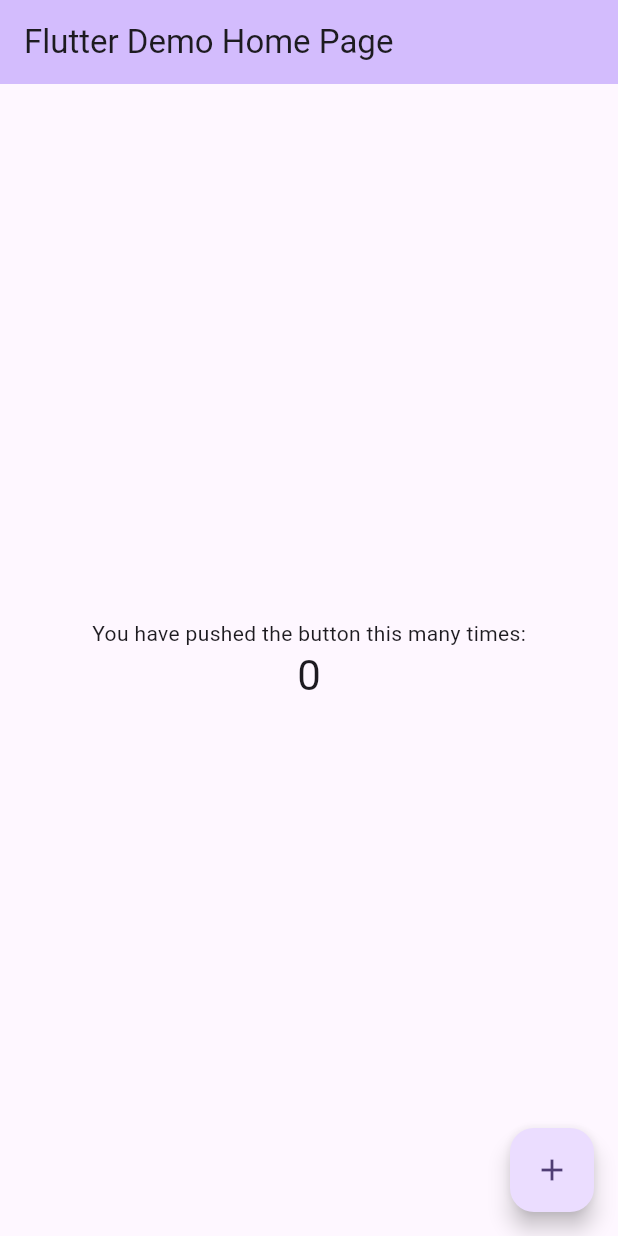
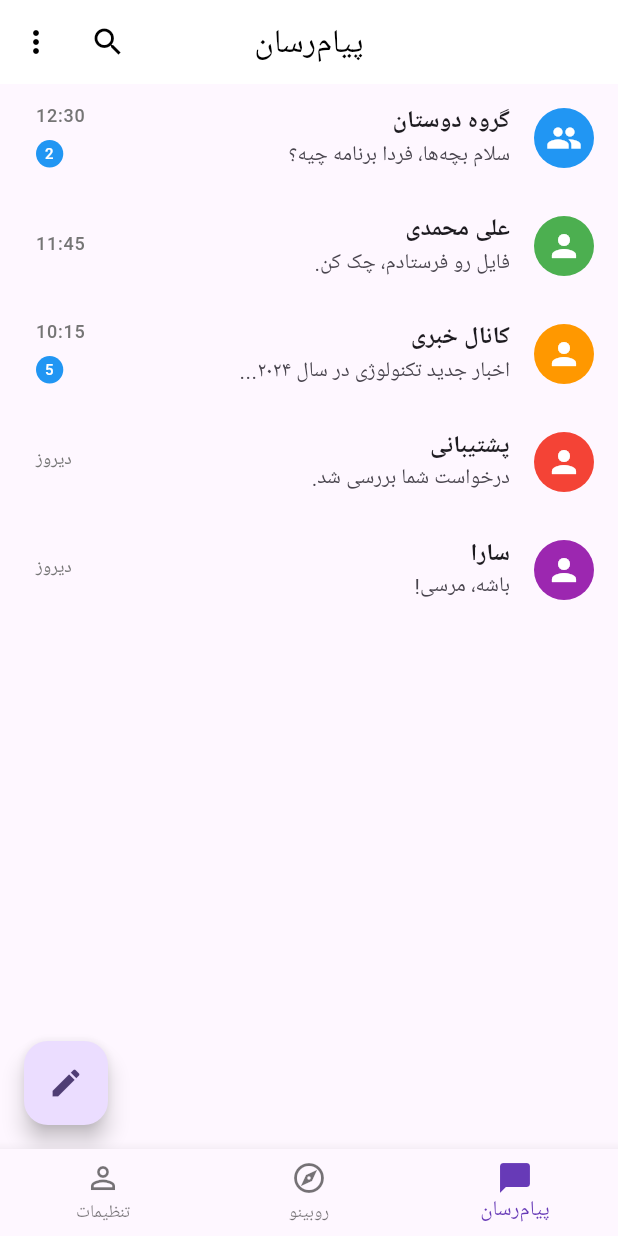
Before and after one commit to could-ai/019aa6e5-2903-724a-aedd-5757d7db45b0, a Flutter app: the screen it shows after launch, on a phone screen of 412 x 824 dp. Run offline on Flutter 3.47's test engine with Material 3 defaults, Android fonts, the phone set to English and light mode, and no system bars.

Commit message:
Added flutter_localizations and intl dependencies to support Persian language and RTL layout.; Configured MaterialApp with Persian localization (RTL), theme colors similar to Rubika, and defined application routes.; Created the main shell with BottomNavigationBar to switch between Messenger, Feed (Rubino), and Settings tabs.; Implemented the Chat List tab showing mock conversations with avatars, last messages, timestamps, and unread counts.; Implemented the Chat Detail screen with message bubbles, input field, and send functionality. Supports RTL message alignment.; Implemented a placeholder Feed tab (Rubino) resembling an Instagram feed with posts, images placeholders, and action buttons.; Implemented the Settings/Profile tab with user header and list of configuration options.

```diff
--- /dev/null
+++ b/usr/lib/home_page.dart
@@ -0,0 +1,60 @@
+import 'package:flutter/material.dart';
+import 'package:couldai_user_app/tabs/chats_tab.dart';
+import 'package:couldai_user_app/tabs/feed_tab.dart';
+import 'package:couldai_user_app/tabs/settings_tab.dart';
+
+class HomePage extends StatefulWidget {
+  const HomePage({super.key});
+
+  @override
+  State<HomePage> createState() => _HomePageState();
+}
+
+class _HomePageState extends State<HomePage> {
+  int _selectedIndex = 0;
+
+  final List<Widget> _pages = [
+    const ChatsTab(),
+    const FeedTab(),
+    const SettingsTab(),
+  ];
+
+  void _onItemTapped(int index) {
+    setState(() {
+      _selectedIndex = index;
+    });
+  }
+
+  @override
+  Widget build(BuildContext context) {
+    return Scaffold(
+      body: IndexedStack(
+        index: _selectedIndex,
+        children: _pages,
+      ),
+      bottomNavigationBar: BottomNavigationBar(
+        items: const <BottomNavigationBarItem>[
+          BottomNavigationBarItem(
+            icon: Icon(Icons.chat_bubble_outline),
+            activeIcon: Icon(Icons.chat_bubble),
+            label: 'پیام‌رسان',
+          ),
+          BottomNavigationBarItem(
+            icon: Icon(Icons.explore_outlined),
+            activeIcon: Icon(Icons.explore),
+            label: 'روبینو',
+          ),
+          BottomNavigationBarItem(
+            icon: Icon(Icons.person_outline),
+            activeIcon: Icon(Icons.person),
+            label: 'تنظیمات',
+          ),
+        ],
+        currentIndex: _selectedIndex,
+        selectedItemColor: Theme.of(context).primaryColor,
+        onTap: _onItemTapped,
+        type: BottomNavigationBarType.fixed,
+      ),
+    );
+  }
+}
--- a/usr/lib/main.dart
+++ b/usr/lib/main.dart
@@ -1,123 +1,51 @@
 import 'package:flutter/material.dart';
+import 'package:flutter_localizations/flutter_localizations.dart';
+import 'package:couldai_user_app/home_page.dart';
+import 'package:couldai_user_app/screens/chat_screen.dart';
 
 void main() {
-  runApp(const MyApp());
+  runApp(const RubikaCloneApp());
 }
 
-class MyApp extends StatelessWidget {
-  const MyApp({super.key});
+class RubikaCloneApp extends StatelessWidget {
+  const RubikaCloneApp({super.key});
 
-  // This widget is the root of your application.
   @override
   Widget build(BuildContext context) {
     return MaterialApp(
-      title: 'Flutter Demo',
+      title: 'روبیکا',
       debugShowCheckedModeBanner: false,
+      // تنظیمات زبان فارسی
+      locale: const Locale('fa', 'IR'),
+      localizationsDelegates: const [
+        GlobalMaterialLocalizations.delegate,
+        GlobalWidgetsLocalizations.delegate,
+        GlobalCupertinoLocalizations.delegate,
+      ],
+      supportedLocales: const [
+        Locale('fa', 'IR'), // Farsi
+        Locale('en', 'US'), // English
+      ],
       theme: ThemeData(
-        // This is the theme of your application.
-        //
-        // TRY THIS: Try running your application with "flutter run". You'll see
-        // the application has a purple toolbar. Then, without quitting the app,
-        // try changing the seedColor in the colorScheme below to Colors.green
-        // and then invoke "hot reload" (save your changes or press the "hot
-        // reload" button in a Flutter-supported IDE, or press "r" if you used
-        // the command line to start the app).
-        //
-        // Notice that the counter didn't reset back to zero; the application
-        // state is not lost during the reload. To reset the state, use hot
-        // restart instead.
-        //
-        // This works for code too, not just values: Most code changes can be
-        // tested with just a hot reload.
-        colorScheme: ColorScheme.fromSeed(seedColor: Colors.deepPurple),
+        colorScheme: ColorScheme.fromSeed(
+          seedColor: const Color(0xFF673AB7), // رنگ بنفش مشابه روبیکا
+          primary: const Color(0xFF673AB7),
+          secondary: const Color(0xFF03A9F4),
+        ),
+        useMaterial3: true,
+        fontFamily: 'Roboto', // در پروژه واقعی فونت وزیر یا ایران‌سنس استفاده می‌شود
+        appBarTheme: const AppBarTheme(
+          centerTitle: true,
+          backgroundColor: Colors.white,
+          foregroundColor: Colors.black,
+          elevation: 0,
+        ),
       ),
       initialRoute: '/',
       routes: {
-        '/': (context) => const MyHomePage(title: 'Flutter Demo Home Page'),
+        '/': (context) => const HomePage(),
+        '/chat': (context) => const ChatScreen(),
       },
     );
   }
 }
-
-class MyHomePage extends StatefulWidget {
-  const MyHomePage({super.key, required this.title});
-
-  // This widget is the home page of your application. It is stateful, meaning
-  // that it has a State object (defined below) that contains fields that affect
-  // how it looks.
-
-  // This class is the configuration for the state. It holds the values (in this
-  // case the title) provided by the parent (in this case the App widget) and
-  // used by the build method of the State. Fields in a Widget subclass are
-  // always marked "final".
-
-  final String title;
-
-  @override
-  State<MyHomePage> createState() => _MyHomePageState();
-}
-
-class _MyHomePageState extends State<MyHomePage> {
-  int _counter = 0;
-
-  void _incrementCounter() {
-    setState(() {
-      // This call to setState tells the Flutter framework that something has
-      // changed in this State, which causes it to rerun the build method below
-      // so that the display can reflect the updated values. If we changed
-      // _counter without calling setState(), then the build method would not be
-      // called again, and so nothing would appear to happen.
-      _counter++;
-    });
-  }
-
-  @override
-  Widget build(BuildContext context) {
-    // This method is rerun every time setState is called, for instance as done
-    // by the _incrementCounter method above.
-    //
-    // The Flutter framework has been optimized to make rerunning build methods
-    // fast, so that you can just rebuild anything that needs updating rather
-    // than having to individually change instances of widgets.
-    return Scaffold(
-      appBar: AppBar(
-        // TRY THIS: Try changing the color here to a specific color (to
-        // Colors.amber, perhaps?) and trigger a hot reload to see the AppBar
-        // change color while the other colors stay the same.
-        backgroundColor: Theme.of(context).colorScheme.inversePrimary,
-        // Here we take the value from the MyHomePage object that was created by
-        // the App.build method, and use it to set our appbar title.
-        title: Text(widget.title),
-      ),
-      body: Center(
-        // Center is a layout widget. It takes a single child and positions it
-        // in the middle of the parent.
-        child: Column(
-          // Column is also a layout widget. It takes a list of children and
-          // arranges them vertically. By default, it sizes itself to fit its
-          // children horizontally, and tries to be as tall as its parent.
-          //
-          // Column has various properties to control how it sizes itself and
-          // how it positions its children. Here we use mainAxisAlignment to
-          // center the children vertically; the main axis here is the vertical
-          // axis because Columns are vertical (the cross axis would be
-          // horizontal).
-          //
-          // TRY THIS: Invoke "debug painting" (choose the "Toggle Debug Paint"
-          // action in the IDE, or press "p" in the console), to see the
-          // wireframe for each widget.
-          mainAxisAlignment: MainAxisAlignment.center,
-          children: <Widget>[
-            const Text('You have pushed the button this many times:'),
-            Text('$_counter', style: Theme.of(context).textTheme.headlineMedium),
-          ],
-        ),
-      ),
-      floatingActionButton: FloatingActionButton(
-        onPressed: _incrementCounter,
-        tooltip: 'Increment',
-        child: const Icon(Icons.add),
-      ), // This trailing comma makes auto-formatting nicer for build methods.
-    );
-  }
-}
--- /dev/null
+++ b/usr/lib/tabs/chats_tab.dart
@@ -0,0 +1,120 @@
+import 'package:flutter/material.dart';
+
+class ChatsTab extends StatelessWidget {
+  const ChatsTab({super.key});
+
+  @override
+  Widget build(BuildContext context) {
+    // داده‌های ساختگی برای لیست چت
+    final List<Map<String, dynamic>> chats = [
+      {
+        'name': 'گروه دوستان',
+        'message': 'سلام بچه‌ها، فردا برنامه چیه؟',
+        'time': '12:30',
+        'avatar': Colors.blue,
+        'unread': 2,
+        'isGroup': true,
+      },
+      {
+        'name': 'علی محمدی',
+        'message': 'فایل رو فرستادم، چک کن.',
+        'time': '11:45',
+        'avatar': Colors.green,
+        'unread': 0,
+        'isGroup': false,
+      },
+      {
+        'name': 'کانال خبری',
+        'message': 'اخبار جدید تکنولوژی در سال ۲۰۲۴...',
+        'time': '10:15',
+        'avatar': Colors.orange,
+        'unread': 5,
+        'isGroup': false,
+      },
+      {
+        'name': 'پشتیبانی',
+        'message': 'درخواست شما بررسی شد.',
+        'time': 'دیروز',
+        'avatar': Colors.red,
+        'unread': 0,
+        'isGroup': false,
+      },
+      {
+        'name': 'سارا',
+        'message': 'باشه، مرسی!',
+        'time': 'دیروز',
+        'avatar': Colors.purple,
+        'unread': 0,
+        'isGroup': false,
+      },
+    ];
+
+    return Scaffold(
+      appBar: AppBar(
+        title: const Text('پیام‌رسان'),
+        actions: [
+          IconButton(onPressed: () {}, icon: const Icon(Icons.search)),
+          IconButton(onPressed: () {}, icon: const Icon(Icons.more_vert)),
+        ],
+      ),
+      body: ListView.builder(
+        itemCount: chats.length,
+        itemBuilder: (context, index) {
+          final chat = chats[index];
+          return ListTile(
+            leading: CircleAvatar(
+              backgroundColor: chat['avatar'],
+              child: Icon(
+                chat['isGroup'] ? Icons.group : Icons.person,
+                color: Colors.white,
+              ),
+            ),
+            title: Text(
+              chat['name'],
+              style: const TextStyle(fontWeight: FontWeight.bold),
+            ),
+            subtitle: Text(
+              chat['message'],
+              maxLines: 1,
+              overflow: TextOverflow.ellipsis,
+            ),
+            trailing: Column(
+              mainAxisAlignment: MainAxisAlignment.center,
+              crossAxisAlignment: CrossAxisAlignment.end,
+              children: [
+                Text(
+                  chat['time'],
+                  style: TextStyle(color: Colors.grey[600], fontSize: 12),
+                ),
+                const SizedBox(height: 4),
+                if (chat['unread'] > 0)
+                  Container(
+                    padding: const EdgeInsets.all(6),
+                    decoration: const BoxDecoration(
+                      color: Colors.blue,
+                      shape: BoxShape.circle,
+                    ),
+                    child: Text(
+                      '${chat['unread']}',
+                      style: const TextStyle(color: Colors.white, fontSize: 10),
+                    ),
+                  ),
+              ],
+            ),
+            onTap: () {
+              Navigator.pushNamed(
+                context,
+                '/chat',
+                arguments: {'name': chat['name']},
+              );
+            },
+          );
+        },
+      ),
+      floatingActionButton: FloatingActionButton(
+        onPressed: () {},
+        child: const Icon(Icons.edit),
+      ),
+    );
+  }
+}
```
Also changed, not shown: usr/lib/screens/chat_screen.dart (added, +143 -0 lines), usr/lib/tabs/feed_tab.dart (added, +68 -0 lines), usr/lib/tabs/settings_tab.dart (added, +65 -0 lines), usr/pubspec.yaml (+4 -70 lines).
